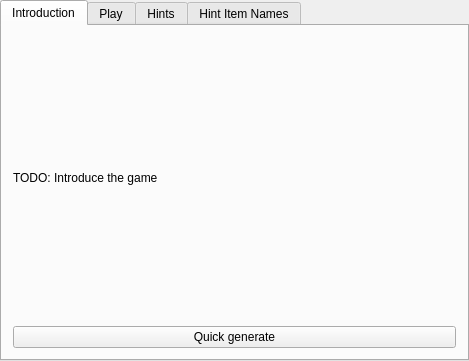
The window that randovania/gui/ui_files/games_tab_corruption_widget.ui (randovania/randovania) describes before a commit, drawn with Qt 5.
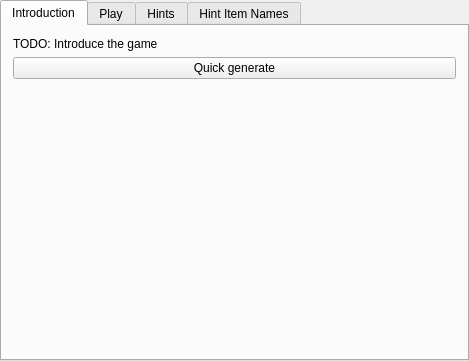
The same window after the commit. Custom widgets are drawn as their Qt base class.

Commit message: Add images for games

Patch:
```diff
--- a/randovania/gui/ui_files/games_tab_corruption_widget.ui
+++ b/randovania/gui/ui_files/games_tab_corruption_widget.ui
@@ -32,6 +32,19 @@
       </property>
      </widget>
     </item>
+    <item>
+     <spacer name="intro_spacer">
+      <property name="orientation">
+       <enum>Qt::Vertical</enum>
+      </property>
+      <property name="sizeHint" stdset="0">
+       <size>
+        <width>20</width>
+        <height>40</height>
+       </size>
+      </property>
+     </spacer>
+    </item>
    </layout>
   </widget>
   <widget class="GenerateGameWidget" name="tab_generate_game">
```
Left out of the diff: 2 changed lines with no effect on the pictures. The commit also changes 18 other files.
